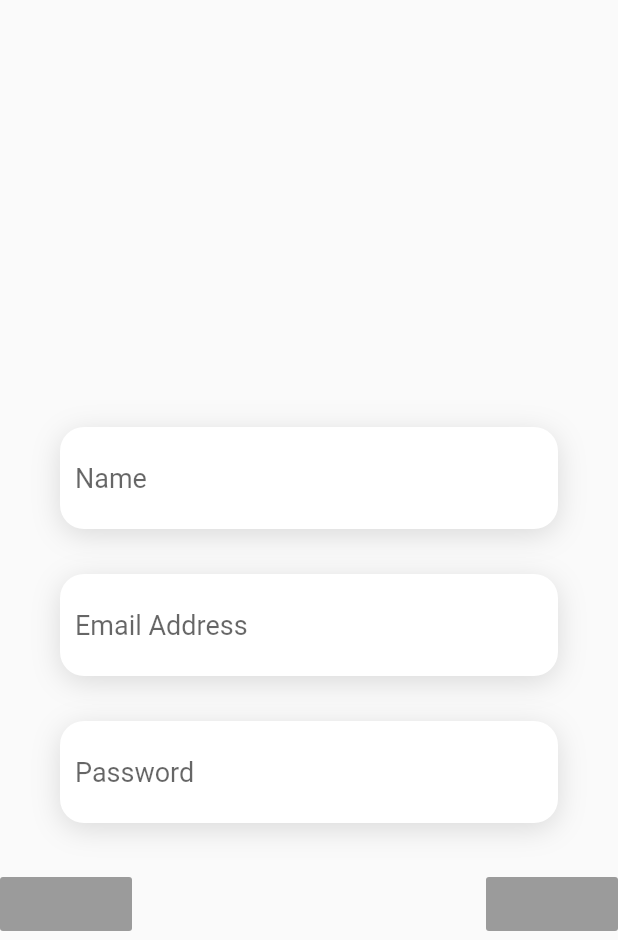
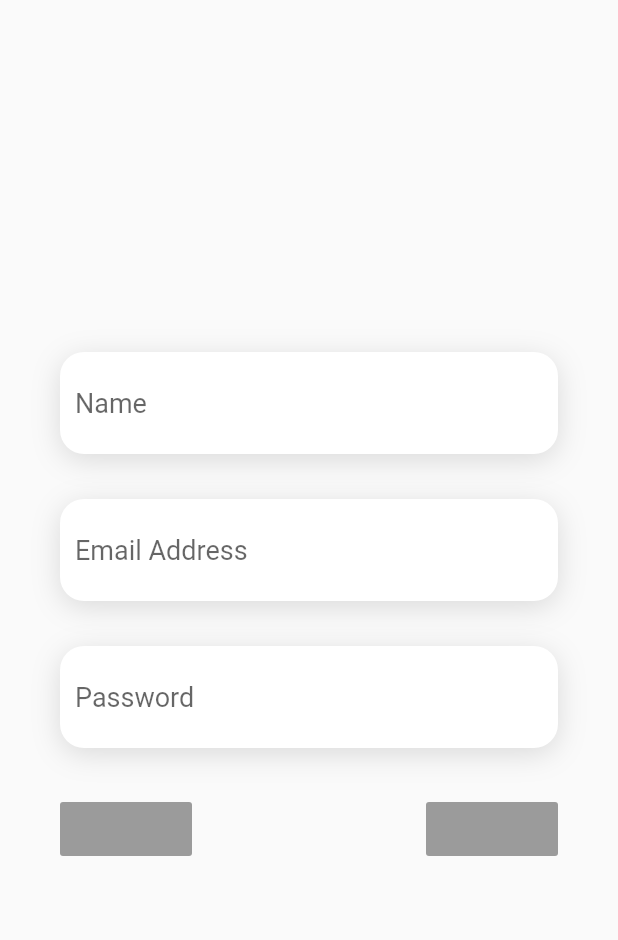
Before and after one commit to sivaram16/FlutterGlide, a Flutter app: the screen it shows after launch, on a phone screen of 412 x 824 dp, the part 296-1236 px from its top. Run offline on Flutter 3.47's test engine with Material 2 defaults, Android fonts, the phone set to English and light mode, and no system bars.

Commit message:
login screen

```diff
--- a/lib/login.dart
+++ b/lib/login.dart
@@ -27,7 +27,7 @@ class _LoginState extends State<Login> {
         _textField("Password"),
         Container(margin: EdgeInsets.only(top: 30)),
         Container(
-          margin: ,
+            margin: EdgeInsets.only(left: 40, right: 40, bottom: 50),
             child: Row(
               mainAxisAlignment: MainAxisAlignment.spaceBetween,
               children: <Widget>[
@@ -62,6 +62,9 @@ class _LoginState extends State<Login> {
   }
 
   Widget _button() {
-    return RaisedButton();
+    return Container(
+      child: RaisedButton(),
+      decoration: BoxDecoration(borderRadius: BorderRadius.circular(16)),
+    );
   }
 }
```
Lines whose indentation alone changed are shown as unchanged.
